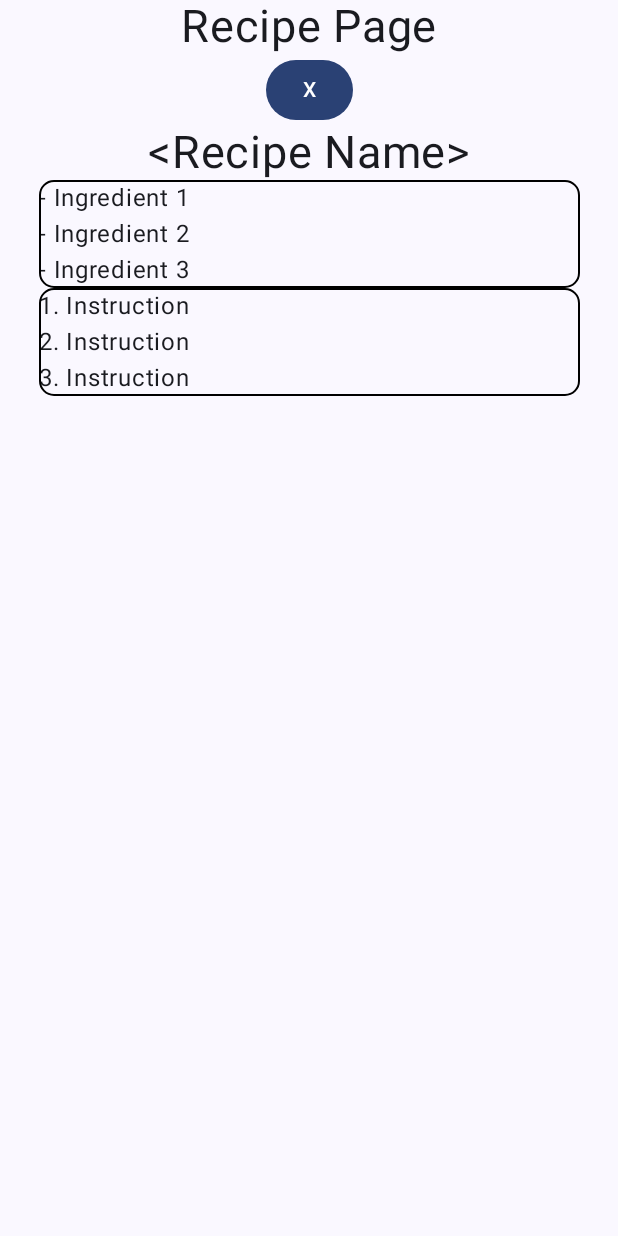
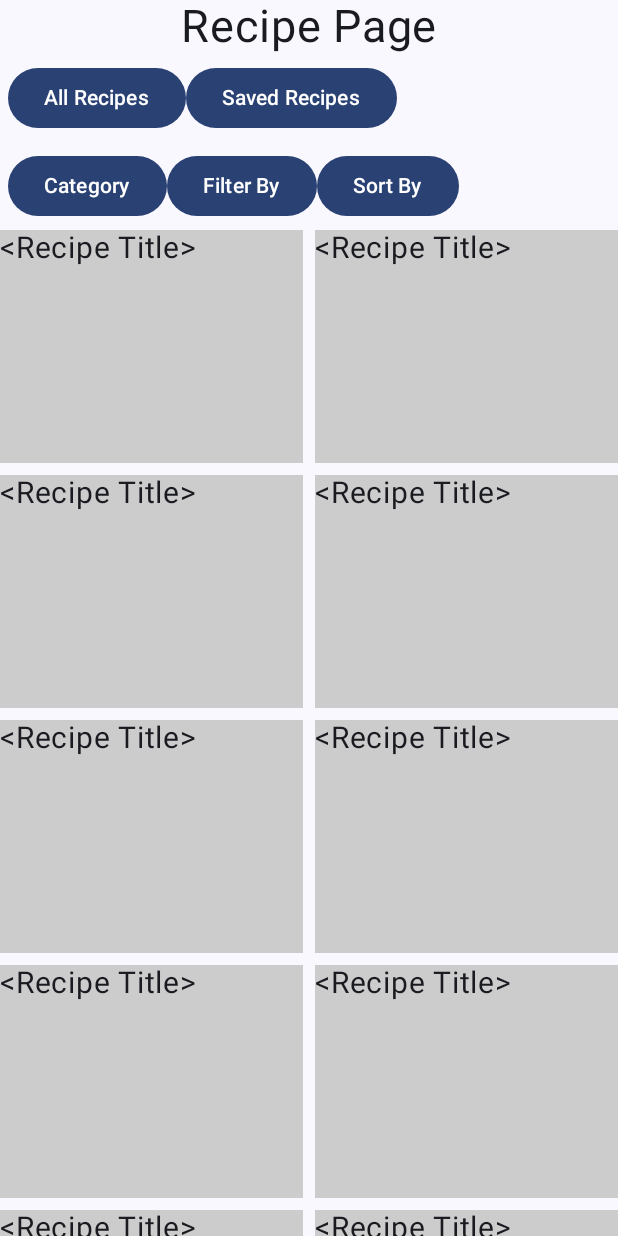
Before and after one commit to AdhDyslexie/meal-prep, an Android app built with Jetpack Compose: the composable RecipePage shown on its own in the app's theme, on a phone screen of 412 x 824 dp. Run offline under Robolectric (Android 15) with nearby library versions, the phone set to English and light mode, and no system bars; our stand-ins replace Room's generated code; libraries missing offline, so code that uses them is left out: androidx.room.util.

Commit message:
Recipe page outline

```diff
--- a/app/src/main/java/com/example/meal_planner/MainActivity.kt
+++ b/app/src/main/java/com/example/meal_planner/MainActivity.kt
@@ -8,20 +8,27 @@ import androidx.activity.ComponentActivity
 import androidx.activity.compose.setContent
 import androidx.activity.enableEdgeToEdge
 import androidx.activity.viewModels
+import androidx.compose.foundation.Image
+import androidx.compose.foundation.background
 import androidx.compose.foundation.border
 import androidx.compose.foundation.layout.Arrangement
+import androidx.compose.foundation.layout.BoxWithConstraints
 import androidx.compose.foundation.layout.Column
 import androidx.compose.foundation.layout.PaddingValues
 import androidx.compose.foundation.layout.Row
+import androidx.compose.foundation.layout.aspectRatio
 import androidx.compose.foundation.layout.fillMaxSize
 import androidx.compose.foundation.layout.fillMaxWidth
 import androidx.compose.foundation.layout.padding
 import androidx.compose.foundation.layout.safeContentPadding
 import androidx.compose.foundation.layout.size
+import androidx.compose.foundation.lazy.grid.GridCells
+import androidx.compose.foundation.lazy.grid.LazyVerticalGrid
 import androidx.compose.foundation.pager.HorizontalPager
 import androidx.compose.foundation.pager.rememberPagerState
 import androidx.compose.foundation.shape.RoundedCornerShape
 import androidx.compose.material3.Button
+import androidx.compose.material3.ButtonColors
 import androidx.compose.material3.ButtonDefaults.buttonColors
 import androidx.compose.material3.Scaffold
 import androidx.compose.material3.Text
@@ -30,6 +37,8 @@ import androidx.compose.runtime.collectAsState
 import androidx.compose.ui.Alignment
 import androidx.compose.ui.Modifier
 import androidx.compose.ui.graphics.Color
+import androidx.compose.ui.graphics.graphicsLayer
+import androidx.compose.ui.layout.ContentScale
 import androidx.compose.ui.text.font.FontWeight
 import androidx.compose.ui.tooling.preview.Preview
 import androidx.compose.ui.unit.dp
@@ -92,9 +101,9 @@ fun Pager(modifier: Modifier, viewmodel: RecipeViewModel) {
         userScrollEnabled = true
     ) { page ->
         when (page) {
-            0 -> HomePage(modifier)
-            1 -> RecipePage(modifier)
-            2 -> ShoppingListPage(modifier)
+            0 -> HomePage(modifier, viewmodel)
+            1 -> RecipePage(modifier, viewmodel)
+            2 -> ShoppingListPage(modifier, viewmodel)
         }
     }
 }
@@ -194,7 +203,7 @@ fun BottomNavBar() {
 }
 
 @Composable
-fun HomePage(modifier: Modifier = Modifier) {
+fun HomePage(modifier: Modifier = Modifier, viewmodel: RecipeViewModel) {
     Column(modifier = Modifier.fillMaxSize(), horizontalAlignment = Alignment.CenterHorizontally) {
         Text(text = "Home Page", fontSize = 30.sp)
         for(i in 0..7) {
@@ -204,15 +213,42 @@ fun HomePage(modifier: Modifier = Modifier) {
 }
 
 @Composable
-fun RecipePage(modifier: Modifier = Modifier) {
+fun RecipePage(modifier: Modifier = Modifier, viewmodel: RecipeViewModel) {
     Column(modifier = Modifier.fillMaxSize(), horizontalAlignment = Alignment.CenterHorizontally) {
         Text(text = "Recipe Page", fontSize = 30.sp)
-        RecipeDetials();
+        Row(modifier = Modifier.fillMaxWidth().padding(5.dp), verticalAlignment = Alignment.CenterVertically
+        ) {
+            Button(onClick = {/*TODO: List All Recipes*/}) { Text("All Recipes") }
+            Button(onClick = {/*TODO: List All Saved Recipes*/}) { Text("Saved Recipes") }
+        }
+        Row(modifier = Modifier.fillMaxWidth().padding(5.dp), verticalAlignment = Alignment.CenterVertically
+        ) {
+            Button(onClick = {/*TODO: List All Recipes*/}) { Text("Category") }
+            Button(onClick = {/*TODO: List All Saved Recipes*/}) { Text("Filter By") }
+            Button(onClick = {/*TODO: List All Saved Recipes*/}) { Text("Sort By") }
+        }
+        LazyVerticalGrid(
+            columns = GridCells.Fixed(2),
+            verticalArrangement = Arrangement.spacedBy(8.dp),
+            horizontalArrangement = Arrangement.spacedBy(8.dp),
+        ) {
+            items(
+                count = 15
+            ) { index ->
+                /*ImageItem(
+                    index = index,
+                    viewModel = viewModel,
+                    onClick = onImageSelected,
+                    modifier = Modifier.animateItem()
+                )*/
+                RecipeCard()
+            }
+        }
     }
 }
 
 @Composable
-fun ShoppingListPage(modifier: Modifier = Modifier) {
+fun ShoppingListPage(modifier: Modifier = Modifier, viewmodel: RecipeViewModel) {
     Column(modifier = Modifier.fillMaxSize(), horizontalAlignment = Alignment.CenterHorizontally) {
         Text(text = "Shopping List Page", fontSize = 30.sp)
     }
@@ -262,6 +298,69 @@ fun MealButton(name: String, onClick: () -> Unit) {
 
 @Composable
 fun RecipeCard() {
+    /*
+    Needs a:
+    - Constrained box
+    - Title
+    - Image (when added)
+    - Button (transparent) that fills the whole box
+    */
+
+    BoxWithConstraints(
+        modifier = Modifier
+            .fillMaxSize()
+            .aspectRatio(1.3f)
+            .background(Color.LightGray)
+//            .graphicsLayer { rotationY = angle; clip = false },
+    ) {
+        // box constraints
+        val width = constraints.maxWidth
+        val height = constraints.maxHeight
+
+//        val bitmap = remember { mutableStateOf<Bitmap?>(null) }
+       /* LaunchedEffect(index, width, height) {
+            bitmap.value = viewModel.loadScaledImage(contentResolver, index, width, height)
+        }*/
+//        if (bitmap.value != null) {
+//            Image(
+//                bitmap.value!!.asImageBitmap(),
+//                contentDescription = "",
+//                contentScale = ContentScale.Crop,
+//                modifier = Modifier.fillMaxSize()
+//            )
+        Text(text = "<Recipe Title>", fontSize = 20.sp)
+
+        Button(
+            onClick = {
+                /*  if (index < viewModel.imageList.size) {
+                       viewModel.currentImage = viewModel.imageList[index]
+                       viewModel.currentImageIdx = index
+                       onClick()
+                       coroutineScope.launch {
+                           pagerState.animateScrollToPage(1)
+                       }
+                   }*/
+            // TODO: Open RecipeDetials()
+            },
+            modifier = Modifier
+                .align(Alignment.Center)
+                .fillMaxSize(),
+            content = { Text(text = "") },
+            shape = RoundedCornerShape(0.dp),
+            colors = ButtonColors(
+                Color.Transparent,
+                Color.Transparent,
+                Color.Transparent,
+                Color.Transparent
+            )
+        )
+//        } else {
+//            Text(
+//                text = "Loading image...",
+//                modifier = Modifier.align(Alignment.Center)
+//            )
+//        }
+    }
 
 }
 
```
